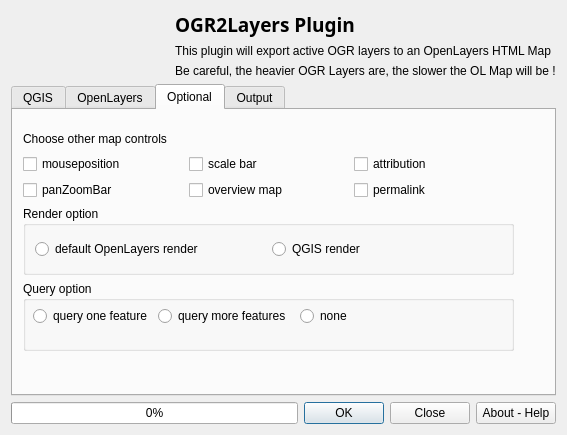
Old version of the form ui_OGR2Layers.ui in the repository lucadelu/OGR2Layers.
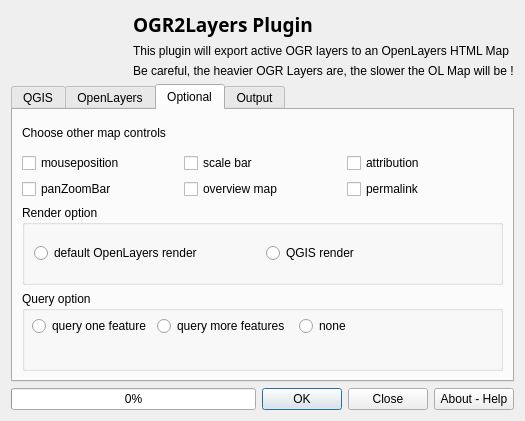
New version of the form. The open tabs and pages were chosen to show the change. Icons and pictures are not drawn.

Commit message: fix layout for mac platform

The edit to the form file:
```diff
--- a/ui_OGR2Layers.ui
+++ b/ui_OGR2Layers.ui
@@ -6,8 +6,8 @@
    <rect>
     <x>0</x>
     <y>0</y>
-    <width>567</width>
-    <height>435</height>
+    <width>525</width>
+    <height>420</height>
    </rect>
   </property>
   <property name="windowTitle">
@@ -16,7 +16,7 @@
   <layout class="QVBoxLayout" name="verticalLayout_3">
    <item>
     <layout class="QHBoxLayout" name="horizontalLayout">
-     <item>
+     <item alignment="Qt::AlignHCenter|Qt::AlignVCenter">
       <widget class="QLabel" name="label_2">
        <property name="text">
         <string/>
@@ -79,15 +79,8 @@
       <attribute name="title">
        <string>QGIS</string>
       </attribute>
-      <widget class="QWidget" name="layoutWidget">
-       <property name="geometry">
-        <rect>
-         <x>0</x>
-         <y>0</y>
-         <width>541</width>
-         <height>281</height>
-        </rect>
-       </property>
+      <layout class="QVBoxLayout" name="verticalLayout_13">
+       <item>
        <layout class="QGridLayout" name="gridLayout">
         <item row="0" column="0">
          <layout class="QHBoxLayout" name="horizontalLayout_10">
@@ -204,7 +197,8 @@
          </widget>
         </item>
        </layout>
-      </widget>
+       </item>
+      </layout>
      </widget>
      <widget class="QWidget" name="tab_2">
       <attribute name="title">
@@ -439,15 +433,8 @@
       <attribute name="title">
        <string>Optional</string>
       </attribute>
-      <widget class="QWidget" name="layoutWidget">
-       <property name="geometry">
-        <rect>
-         <x>10</x>
-         <y>20</y>
-         <width>491</width>
-         <height>221</height>
-        </rect>
-       </property>
+      <layout class="QVBoxLayout" name="verticalLayout_15">
+       <item>
        <layout class="QVBoxLayout" name="verticalLayout_4">
         <item>
          <layout class="QVBoxLayout" name="verticalLayout_12">
@@ -546,7 +533,7 @@
             <rect>
              <x>10</x>
              <y>20</y>
-             <width>360</width>
+              <width>362</width>
              <height>31</height>
             </rect>
            </property>
@@ -580,7 +567,8 @@
          </widget>
         </item>
        </layout>
-      </widget>
+       </item>
+      </layout>
      </widget>
      <widget class="QWidget" name="tab_4">
       <attribute name="title">
```
Left out of the diff: 28 changed lines with no effect on the pictures. Lines whose indentation alone changed are shown as unchanged. The commit also changes 3 other files.
